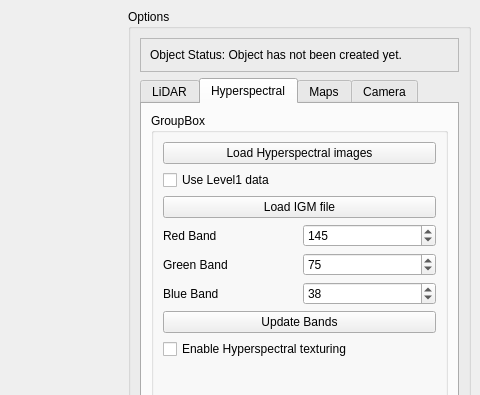
This is ui/MainWindow.ui in Art-n-MathS/DASOS as Qt 5 draws it before an edit; both pictures show x 544 to 1024 and y 0 to 395 of the 1024 by 891 pixel window. The edited form follows.
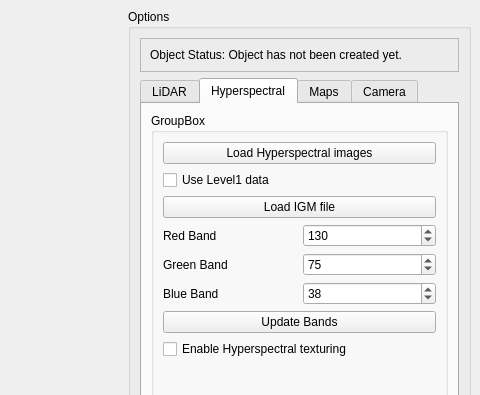
This is the edited form.

What changed in the file:
```diff
--- a/ui/MainWindow.ui
+++ b/ui/MainWindow.ui
@@ -373,7 +373,7 @@
                  <number>252</number>
                 </property>
                 <property name="value">
-                 <number>145</number>
+                 <number>130</number>
                 </property>
                </widget>
               </item>
```
